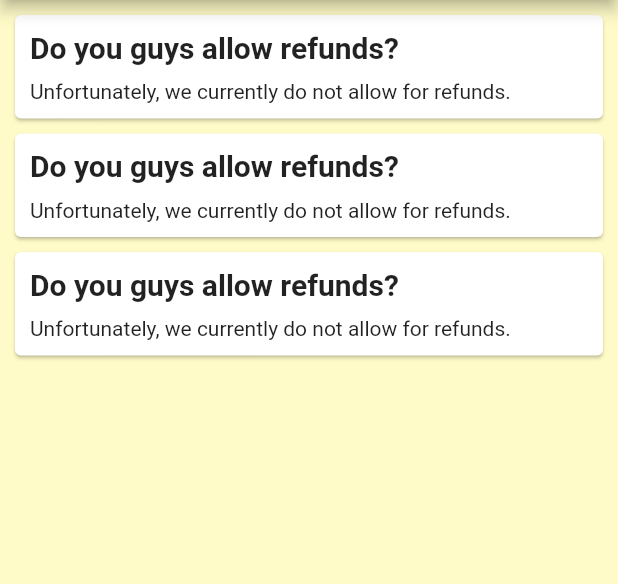
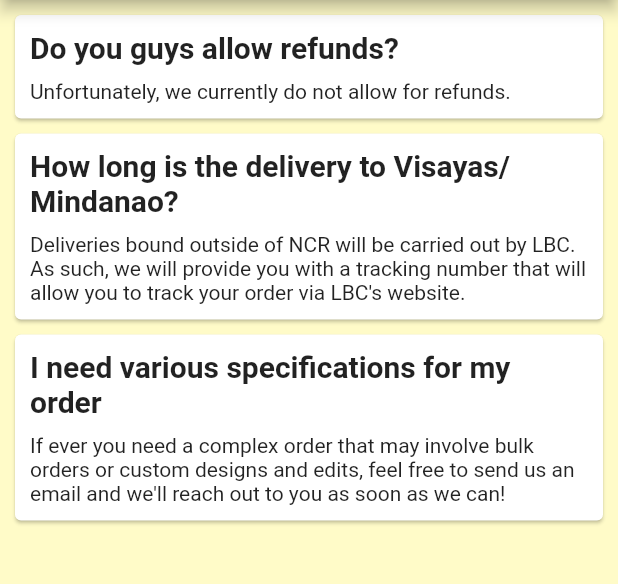
Before and after one commit to OverdriveNGain/justcraftsph-app, a Flutter app: the ScreenFaq screen opened directly, on a phone screen of 412 x 824 dp, the part 84-668 px from its top. Run offline on Flutter 3.47's test engine with Material 2 defaults, Android fonts, the light colour scheme and no system bars; our stand-ins replace cached_network_image, cloud_firestore, equatable, file_picker, firebase_core, firebase_storage and 5 more; missing offline and left inert: flutter_archive, flutter_mailer; accounts and stored records are empty.

Commit message:
Modified FAQ info

```diff
--- a/lib/screens/screen_faq.dart
+++ b/lib/screens/screen_faq.dart
@@ -27,12 +27,12 @@ class ScreenFaq extends StatelessWidget {
               strAnswer: "Unfortunately, we currently do not allow for refunds."
             ),
             QaPair(
-                strQuestion: "Do you guys allow refunds?",
-                strAnswer: "Unfortunately, we currently do not allow for refunds."
+                strQuestion: "How long is the delivery to Visayas/Mindanao?",
+                strAnswer: "Deliveries bound outside of NCR will be carried out by LBC. As such, we will provide you with a tracking number that will allow you to track your order via LBC's website."
             ),
             QaPair(
-                strQuestion: "Do you guys allow refunds?",
-                strAnswer: "Unfortunately, we currently do not allow for refunds."
+                strQuestion: "I need various specifications for my order",
+                strAnswer: "If ever you need a complex order that may involve bulk orders or custom designs and edits, feel free to send us an email and we'll reach out to you as soon as we can!"
             ),
           ],
         ),
```
